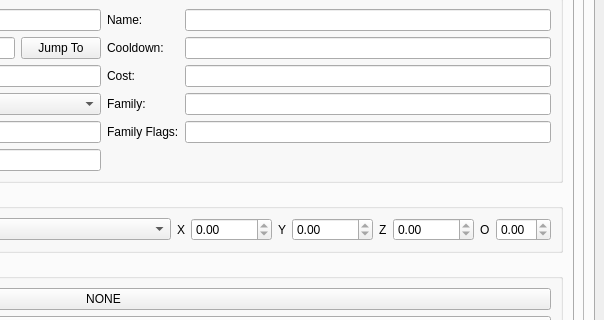
Above: tools/editor/ui/object_editor.ui from Kyoril/wow-pp before the change; both pictures show x 553 to 1157 and y 157 to 477 of the 1157 by 726 pixel window. Below: the same form after it.
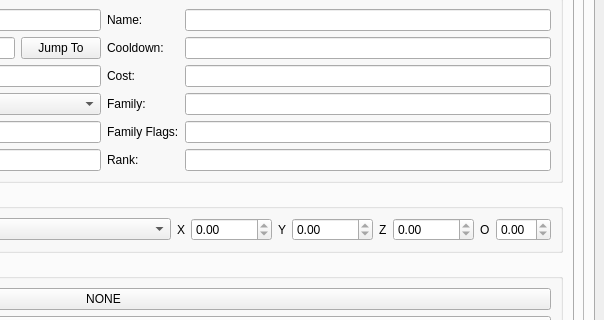
That is the form after the change. The open tabs and pages were chosen to show the change. Icons and pictures are not drawn.

Commit message: Added spell rank display to editor

What changed in the file:
```diff
--- a/tools/editor/ui/object_editor.ui
+++ b/tools/editor/ui/object_editor.ui
@@ -896,6 +896,20 @@
                        </property>
                       </widget>
                      </item>
+                     <item row="5" column="0">
+                      <widget class="QLabel" name="label_37">
+                       <property name="text">
+                        <string>Rank:</string>
+                       </property>
+                      </widget>
+                     </item>
+                     <item row="5" column="1">
+                      <widget class="QLineEdit" name="spellRankField">
+                       <property name="readOnly">
+                        <bool>true</bool>
+                       </property>
+                      </widget>
+                     </item>
                     </layout>
                    </item>
                   </layout>
```
The commit also changes 1 other file.
